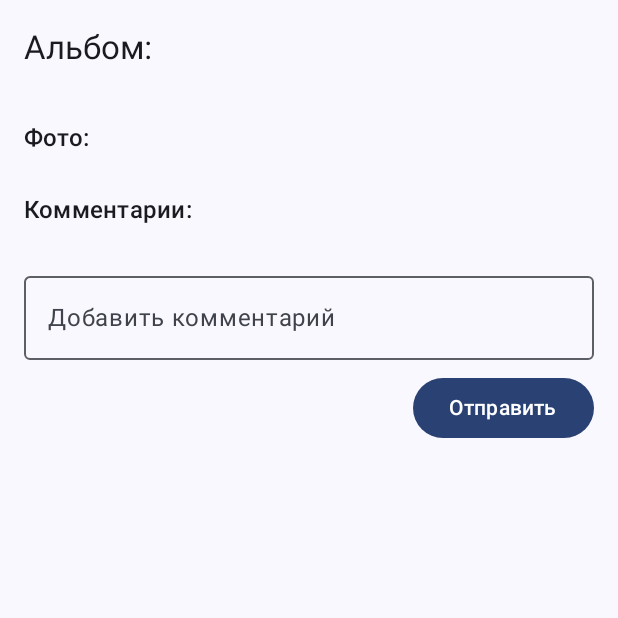
After one commit to korsNaike/kotlin-androedo, an Android app built with Jetpack Compose: the composable AlbumDetailsScreen called with empty values, on a phone screen of 412 x 824 dp, the top half of it. The commit adds this screen. Run offline under Robolectric (Android 15) with nearby library versions, the phone set to English and light mode, and no system bars; our stand-ins replace Dagger/Hilt's generated code, Room's generated code, livedata-compose.

Commit message:
feat: Добавление экрана деталей альбома

```diff
--- a/app/build.gradle.kts
+++ b/app/build.gradle.kts
@@ -103,4 +103,5 @@ dependencies {
 
     // Coil для загрузки изображений
     implementation("io.coil-kt:coil:2.4.0")
+    implementation("io.coil-kt:coil-compose:2.2.2")
 }
--- /dev/null
+++ b/app/src/main/java/com/korsnaike/unikgallery/ui/AlbumDetailsScreen.kt
@@ -0,0 +1,104 @@
+package com.korsnaike.unikgallery.ui
+
+import androidx.compose.foundation.layout.*
+import androidx.compose.foundation.lazy.LazyColumn
+import androidx.compose.foundation.lazy.LazyRow
+import androidx.compose.foundation.lazy.items
+import androidx.compose.material3.*
+import androidx.compose.runtime.*
+import androidx.compose.runtime.livedata.observeAsState
+import androidx.compose.ui.Alignment
+import androidx.compose.ui.Modifier
+import androidx.compose.ui.unit.dp
+import androidx.hilt.navigation.compose.hiltViewModel
+import coil.compose.AsyncImage
+import com.korsnaike.unikgallery.data.Comment
+import com.korsnaike.unikgallery.viewmodel.CommentViewModel
+import com.korsnaike.unikgallery.viewmodel.PhotoViewModel
+
+@OptIn(ExperimentalMaterial3Api::class)
+@Composable
+fun AlbumDetailsScreen(
+    albumId: Int,
+    albumName: String,
+    photoViewModel: PhotoViewModel = hiltViewModel(),
+    commentViewModel: CommentViewModel = hiltViewModel()
+) {
+    // Получаем список фото для альбома
+    val photos by photoViewModel.getPhotosByAlbum(albumId).observeAsState(initial = emptyList())
+    // Получаем комментарии к альбому (тип "album")
+    val comments by commentViewModel.getComments(albumId, "album").observeAsState(initial = emptyList())
+    var commentText by remember { mutableStateOf("") }
+
+    Scaffold(
+        topBar = {
+            TopAppBar(title = { Text(text = "Альбом: $albumName") })
+        }
+    ) { innerPadding ->
+        Column(
+            modifier = Modifier
+                .padding(innerPadding)
+                .fillMaxSize()
+                .padding(16.dp)
+        ) {
+            Text(text = "Фото:", style = MaterialTheme.typography.titleMedium)
+            Spacer(modifier = Modifier.height(8.dp))
+            // Отображаем список фото в горизонтальном списке
+            LazyRow {
+                items(photos) { photo ->
+                    AsyncImage(
+                        model = photo.uri,
+                        contentDescription = "Фото альбома",
+                        modifier = Modifier
+                            .size(120.dp)
+                            .padding(4.dp)
+                    )
+                }
+            }
+            Spacer(modifier = Modifier.height(16.dp))
+            Text(text = "Комментарии:", style = MaterialTheme.typography.titleMedium)
+            Spacer(modifier = Modifier.height(8.dp))
+            LazyColumn {
+                items(comments) { comment ->
+                    Card(
+                        modifier = Modifier
+                            .fillMaxWidth()
+                            .padding(vertical = 4.dp),
+                        elevation = CardDefaults.cardElevation(defaultElevation = 2.dp)
+                    ) {
+                        Text(
+                            text = comment.text,
+                            style = MaterialTheme.typography.bodyMedium,
+                            modifier = Modifier.padding(8.dp)
+                        )
+                    }
+                }
+            }
+            Spacer(modifier = Modifier.height(16.dp))
+            OutlinedTextField(
+                value = commentText,
+                onValueChange = { commentText = it },
+                label = { Text("Добавить комментарий") },
+                modifier = Modifier.fillMaxWidth()
+            )
+            Spacer(modifier = Modifier.height(8.dp))
+            Button(
+                onClick = {
+                    if (commentText.isNotBlank()) {
+                        // Создаём новый комментарий с типом "album"
+                        val newComment = Comment(
+                            entityId = albumId,
+                            type = "album",
+                            text = commentText
+                        )
+                        commentViewModel.insertComment(newComment)
+                        commentText = ""
+                    }
+                },
+                modifier = Modifier.align(Alignment.End)
+            ) {
+                Text("Отправить")
+            }
+        }
+    }
+}
```
Also changed, not shown: app/src/main/java/com/korsnaike/unikgallery/MainActivity.kt (+16 -1 lines).
